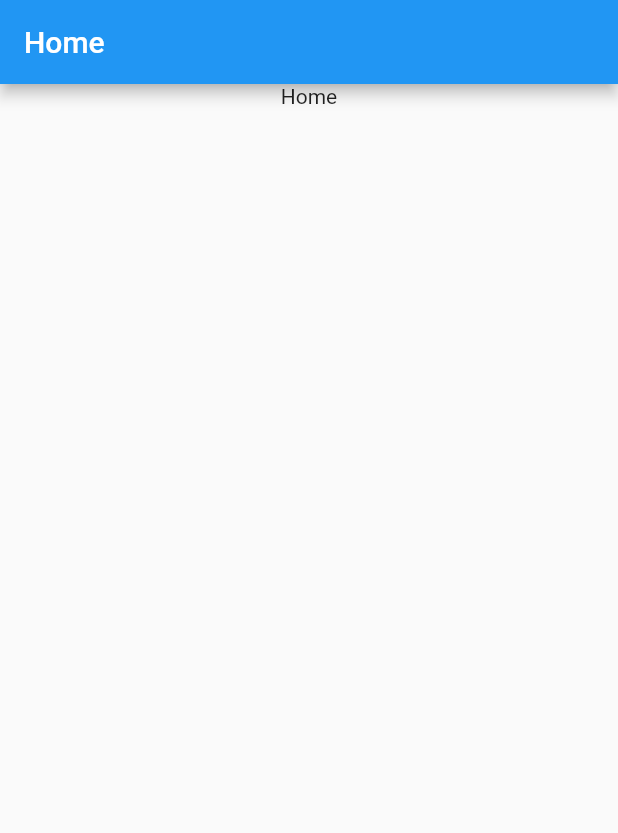
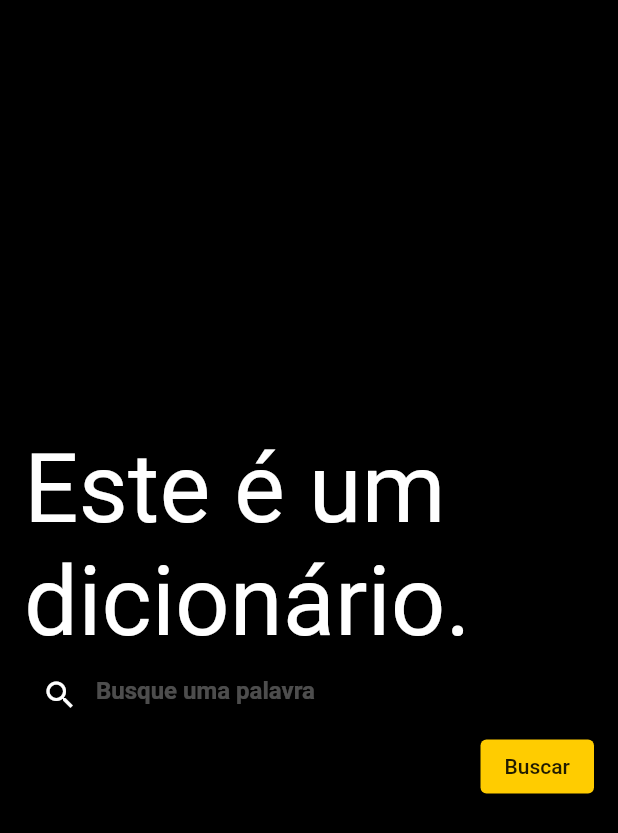
Before and after one commit to JulCzar/mvp-flutter-dm1, a Flutter app: the screen it shows after launch, on a phone screen of 412 x 824 dp. Shown: the top 833 px of the screen. Run offline on Flutter 3.47's test engine with Material 2 defaults, Android fonts, the light colour scheme and no system bars; Roboto replaces fonts that are missing (Montserrat).

Commit message:
feat: created home screen

```diff
--- a/lib/screens/home.dart
+++ b/lib/screens/home.dart
@@ -1,4 +1,8 @@
 import 'package:flutter/material.dart';
+
+import '../widgets/button.dart';
+import '../widgets/custom_input.dart';
+import '../widgets/custom_text.dart';
 
 class Home extends StatelessWidget {
   const Home({Key? key}) : super(key: key);
@@ -6,13 +10,23 @@ class Home extends StatelessWidget {
   @override
   Widget build(BuildContext context) {
     return Scaffold(
-      appBar: AppBar(title: const Text('Home')),
-      body: Column(
-        children: const [
-          Center(
-            child: Text('Home'),
-          )
-        ],
+      backgroundColor: const Color.fromRGBO(0, 0, 0, 1),
+      body: Padding(
+        padding: const EdgeInsets.symmetric(horizontal: 16.0),
+        child: Column(
+          crossAxisAlignment: CrossAxisAlignment.end,
+          mainAxisAlignment: MainAxisAlignment.center,
+          children: [
+            const CustomText(text: 'Este é um dicionário.', size: 64),
+            const Input(),
+            Button(
+              text: 'Buscar',
+              onPressed: () {
+                Navigator.of(context).pushNamed('/details');
+              },
+            ),
+          ],
+        ),
       ),
     );
   }
--- /dev/null
+++ b/lib/widgets/button.dart
@@ -0,0 +1,30 @@
+import 'package:flutter/material.dart';
+
+class Button extends StatelessWidget {
+  final String text;
+  final VoidCallback? onPressed;
+
+  const Button({
+    Key? key,
+    required this.text,
+    this.onPressed,
+  }) : super(key: key);
+
+  @override
+  Widget build(BuildContext context) {
+    return ElevatedButton(
+      child: Text(
+        text,
+        style: const TextStyle(
+          color: Color.fromRGBO(32, 27, 1, 1),
+        ),
+      ),
+      onPressed: onPressed,
+      style: ButtonStyle(
+        backgroundColor: MaterialStateProperty.all(
+          const Color.fromRGBO(255, 204, 0, 1),
+        ),
+      ),
+    );
+  }
+}
--- /dev/null
+++ b/lib/widgets/custom_input.dart
@@ -0,0 +1,23 @@
+import 'package:flutter/material.dart';
+
+class Input extends StatelessWidget {
+  final TextEditingController? controller;
+  const Input({Key? key, this.controller}) : super(key: key);
+
+  @override
+  Widget build(BuildContext context) {
+    return TextField(
+      style: const TextStyle(color: Colors.white),
+      controller: controller,
+      decoration: const InputDecoration(
+        prefixIcon: Icon(Icons.search, color: Colors.white),
+        hintStyle: TextStyle(
+          color: Colors.white30,
+          fontWeight: FontWeight.w700,
+        ),
+        hintText: 'Busque uma palavra',
+        border: InputBorder.none,
+      ),
+    );
+  }
+}
--- /dev/null
+++ b/lib/widgets/custom_text.dart
@@ -0,0 +1,24 @@
+import 'package:flutter/material.dart';
+
+class CustomText extends StatelessWidget {
+  final String text;
+  final double size;
+
+  const CustomText({
+    Key? key,
+    this.text = '',
+    this.size = 16,
+  }) : super(key: key);
+
+  @override
+  Widget build(BuildContext context) {
+    return Text(
+      text,
+      style: TextStyle(
+        fontFamily: 'Montserrat',
+        color: Colors.white,
+        fontSize: size,
+      ),
+    );
+  }
+}
```
